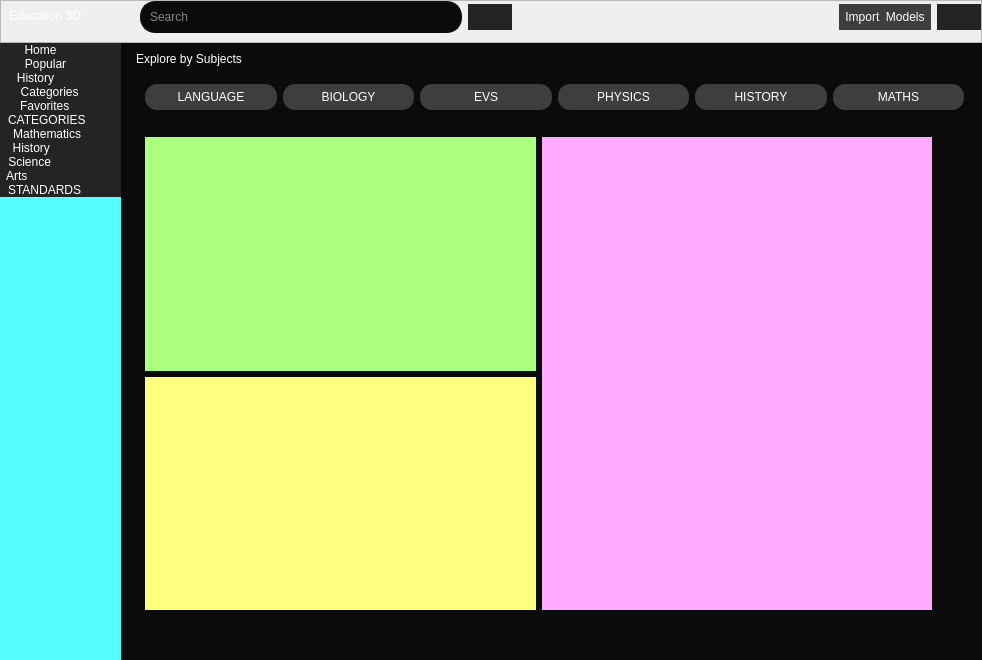
First picture: the form in 3d/demo.ui, repository Ronakmer/3D-Software, before the edit.
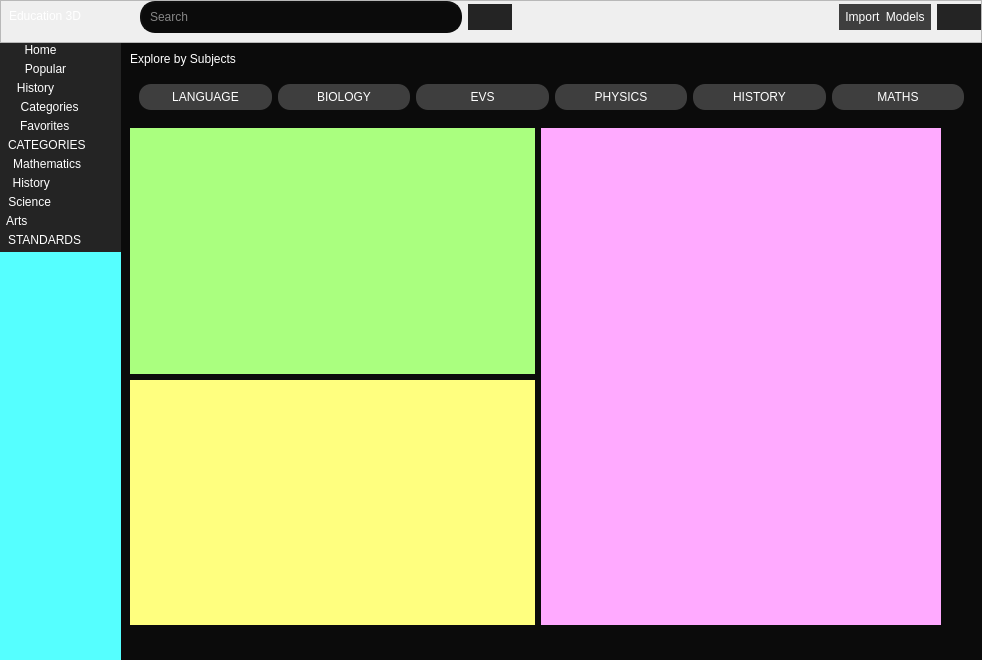
Second picture: the form after the edit. Icons and pictures are not drawn.

```diff
--- a/3d/demo.ui
+++ b/3d/demo.ui
@@ -315,6 +315,22 @@
             </property>
            </widget>
           </item>
+          <item>
+           <spacer name="verticalSpacer_5">
+            <property name="orientation">
+             <enum>Qt::Vertical</enum>
+            </property>
+            <property name="sizeType">
+             <enum>QSizePolicy::Minimum</enum>
+            </property>
+            <property name="sizeHint" stdset="0">
+             <size>
+              <width>20</width>
+              <height>5</height>
+             </size>
+            </property>
+           </spacer>
+          </item>
           <item>
            <widget class="QPushButton" name="popular_btn">
             <property name="cursor">
@@ -361,6 +377,22 @@
             </property>
            </widget>
           </item>
+          <item>
+           <spacer name="verticalSpacer_6">
+            <property name="orientation">
+             <enum>Qt::Vertical</enum>
+            </property>
+            <property name="sizeType">
+             <enum>QSizePolicy::Minimum</enum>
+            </property>
+            <property name="sizeHint" stdset="0">
+             <size>
+              <width>20</width>
+              <height>5</height>
+             </size>
+            </property>
+           </spacer>
+          </item>
           <item>
            <widget class="QPushButton" name="history_btn_2">
             <property name="cursor">
@@ -398,6 +430,22 @@
             </property>
            </widget>
           </item>
+          <item>
+           <spacer name="verticalSpacer_7">
+            <property name="orientation">
+             <enum>Qt::Vertical</enum>
+            </property>
+            <property name="sizeType">
+             <enum>QSizePolicy::Minimum</enum>
+            </property>
+            <property name="sizeHint" stdset="0">
+             <size>
+              <width>20</width>
+              <height>5</height>
+             </size>
+            </property>
+           </spacer>
+          </item>
           <item>
            <widget class="QPushButton" name="categories_btn">
             <property name="cursor">
@@ -435,6 +483,22 @@
             </property>
            </widget>
           </item>
+          <item>
+           <spacer name="verticalSpacer_8">
+            <property name="orientation">
+             <enum>Qt::Vertical</enum>
+            </property>
+            <property name="sizeType">
+             <enum>QSizePolicy::Minimum</enum>
+            </property>
+            <property name="sizeHint" stdset="0">
+             <size>
+              <width>20</width>
+              <height>5</height>
+             </size>
+            </property>
+           </spacer>
+          </item>
           <item>
            <widget class="QPushButton" name="favorites_btn">
             <property name="cursor">
@@ -472,6 +536,22 @@
             </property>
            </widget>
           </item>
+          <item>
+           <spacer name="verticalSpacer_9">
+            <property name="orientation">
+             <enum>Qt::Vertical</enum>
+            </property>
+            <property name="sizeType">
+             <enum>QSizePolicy::Minimum</enum>
+            </property>
+            <property name="sizeHint" stdset="0">
+             <size>
+              <width>20</width>
+              <height>5</height>
+             </size>
+            </property>
+           </spacer>
+          </item>
           <item>
            <widget class="QLabel" name="label_2">
             <property name="minimumSize">
@@ -492,6 +572,22 @@
             </property>
            </widget>
           </item>
+          <item>
+           <spacer name="verticalSpacer_10">
+            <property name="orientation">
+             <enum>Qt::Vertical</enum>
+            </property>
+            <property name="sizeType">
+             <enum>QSizePolicy::Minimum</enum>
+            </property>
+            <property name="sizeHint" stdset="0">
+             <size>
+              <width>20</width>
+              <height>5</height>
+             </size>
+            </property>
+           </spacer>
+          </item>
           <item>
            <spacer name="verticalSpacer_3">
             <property name="orientation">
@@ -545,6 +641,22 @@
             </property>
            </widget>
           </item>
+          <item>
+           <spacer name="verticalSpacer_11">
+            <property name="orientation">
+             <enum>Qt::Vertical</enum>
+            </property>
+            <property name="sizeType">
+             <enum>QSizePolicy::Minimum</enum>
+            </property>
+            <property name="sizeHint" stdset="0">
+             <size>
+              <width>20</width>
+              <height>5</height>
+             </size>
+            </property>
+           </spacer>
+          </item>
           <item>
            <widget class="QPushButton" name="history_sub_btn">
             <property name="cursor">
@@ -582,6 +694,22 @@
             </property>
            </widget>
           </item>
+          <item>
+           <spacer name="verticalSpacer_12">
+            <property name="orientation">
+             <enum>Qt::Vertical</enum>
+            </property>
+            <property name="sizeType">
+             <enum>QSizePolicy::Minimum</enum>
+            </property>
+            <property name="sizeHint" stdset="0">
+             <size>
+              <width>20</width>
+              <height>5</height>
+             </size>
+            </property>
+           </spacer>
+          </item>
           <item>
            <widget class="QPushButton" name="science_btn">
             <property name="cursor">
@@ -619,6 +747,22 @@
             </property>
            </widget>
           </item>
+          <item>
+           <spacer name="verticalSpacer_13">
+            <property name="orientation">
+             <enum>Qt::Vertical</enum>
+            </property>
+            <property name="sizeType">
+             <enum>QSizePolicy::Minimum</enum>
+            </property>
+            <property name="sizeHint" stdset="0">
+             <size>
+              <width>20</width>
+              <height>5</height>
+             </size>
+            </property>
+           </spacer>
+          </item>
           <item>
            <widget class="QPushButton" name="arts_btn">
             <property name="cursor">
@@ -656,6 +800,22 @@
             </property>
            </widget>
           </item>
+          <item>
+           <spacer name="verticalSpacer_14">
+            <property name="orientation">
+             <enum>Qt::Vertical</enum>
+            </property>
+            <property name="sizeType">
+             <enum>QSizePolicy::Minimum</enum>
+            </property>
+            <property name="sizeHint" stdset="0">
+             <size>
+              <width>20</width>
+              <height>5</height>
+             </size>
+            </property>
+           </spacer>
+          </item>
           <item>
            <widget class="QLabel" name="label_4">
             <property name="styleSheet">
@@ -668,6 +828,22 @@
             </property>
            </widget>
           </item>
+          <item>
+           <spacer name="verticalSpacer_15">
+            <property name="orientation">
+             <enum>Qt::Vertical</enum>
+            </property>
+            <property name="sizeType">
+             <enum>QSizePolicy::Minimum</enum>
+            </property>
+            <property name="sizeHint" stdset="0">
+             <size>
+              <width>20</width>
+              <height>5</height>
+             </size>
+            </property>
+           </spacer>
+          </item>
           <item>
            <widget class="QWidget" name="standards_widget" native="true">
             <property name="styleSheet">
@@ -735,10 +911,19 @@
         <string notr="true">background-color: rgb(11, 11, 11);</string>
        </property>
        <layout class="QGridLayout" name="main_grid_Layout">
-        <item row="4" column="0">
-         <widget class="QWidget" name="widget_2" native="true"/>
-        </item>
-        <item row="3" column="1">
+        <property name="leftMargin">
+         <number>9</number>
+        </property>
+        <property name="topMargin">
+         <number>9</number>
+        </property>
+        <property name="rightMargin">
+         <number>9</number>
+        </property>
+        <property name="bottomMargin">
+         <number>9</number>
+        </property>
+        <item row="3" column="0">
          <layout class="QGridLayout" name="gridLayout_4">
           <item row="1" column="1">
            <widget class="QWidget" name="mange_widget" native="true">
@@ -779,6 +964,18 @@
              <string notr="true">background-color: rgb(11, 11, 11);</string>
             </property>
             <layout class="QGridLayout" name="all_grid_Layout">
+             <property name="leftMargin">
+              <number>0</number>
+             </property>
+             <property name="topMargin">
+              <number>0</number>
+             </property>
+             <property name="rightMargin">
+              <number>0</number>
+             </property>
+             <property name="bottomMargin">
+              <number>0</number>
+             </property>
              <item row="0" column="1" rowspan="2">
               <widget class="QWidget" name="right_widget" native="true">
                <property name="minimumSize">
@@ -856,7 +1053,34 @@
           </item>
          </layout>
         </item>
-        <item row="2" column="1" colspan="2">
+        <item row="1" column="0">
+         <spacer name="verticalSpacer_4">
+          <property name="orientation">
+           <enum>Qt::Vertical</enum>
+          </property>
+          <property name="sizeType">
+           <enum>QSizePolicy::Maximum</enum>
+          </property>
+          <property name="sizeHint" stdset="0">
+           <size>
+            <width>20</width>
+            <height>0</height>
+           </size>
+          </property>
+         </spacer>
+        </item>
+        <item row="0" column="0">
+         <widget class="QLabel" name="explore_by_subject">
+          <property name="styleSheet">
+           <string notr="true">color: rgb(255, 255, 255);
+font: 12pt &quot;MS Shell Dlg 2&quot;;</string>
+          </property>
+          <property name="text">
+           <string>Explore by Subjects</string>
+          </property>
+         </widget>
+        </item>
+        <item row="2" column="0" colspan="2">
          <widget class="QWidget" name="subject_widget" native="true">
           <property name="minimumSize">
            <size>
@@ -1049,33 +1273,6 @@
           </layout>
          </widget>
         </item>
-        <item row="0" column="1">
-         <widget class="QLabel" name="explore_by_subject">
-          <property name="styleSheet">
-           <string notr="true">color: rgb(255, 255, 255);
-font: 12pt &quot;MS Shell Dlg 2&quot;;</string>
-          </property>
-          <property name="text">
-           <string>Explore by Subjects</string>
-          </property>
-         </widget>
-        </item>
-        <item row="1" column="1">
-         <spacer name="verticalSpacer_4">
-          <property name="orientation">
-           <enum>Qt::Vertical</enum>
-          </property>
-          <property name="sizeType">
-           <enum>QSizePolicy::Maximum</enum>
-          </property>
-          <property name="sizeHint" stdset="0">
-           <size>
-            <width>20</width>
-            <height>0</height>
-           </size>
-          </property>
-         </spacer>
-        </item>
        </layout>
       </widget>
      </item>
```
Left out of the diff: 6 changed lines with no effect on the pictures.
